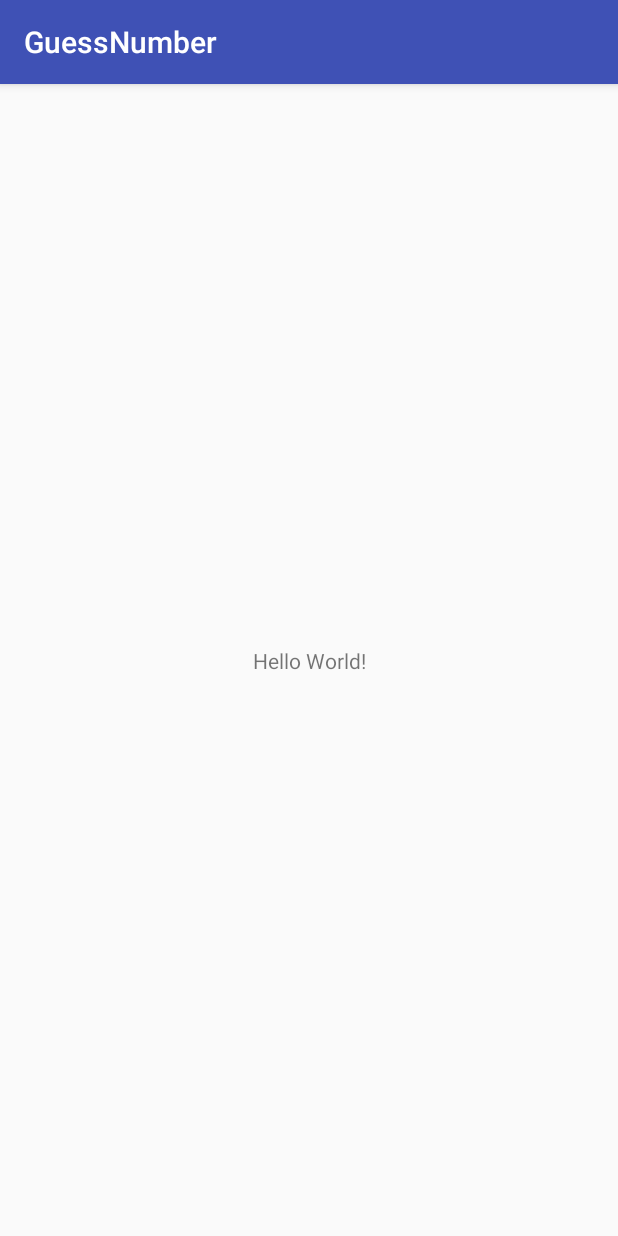
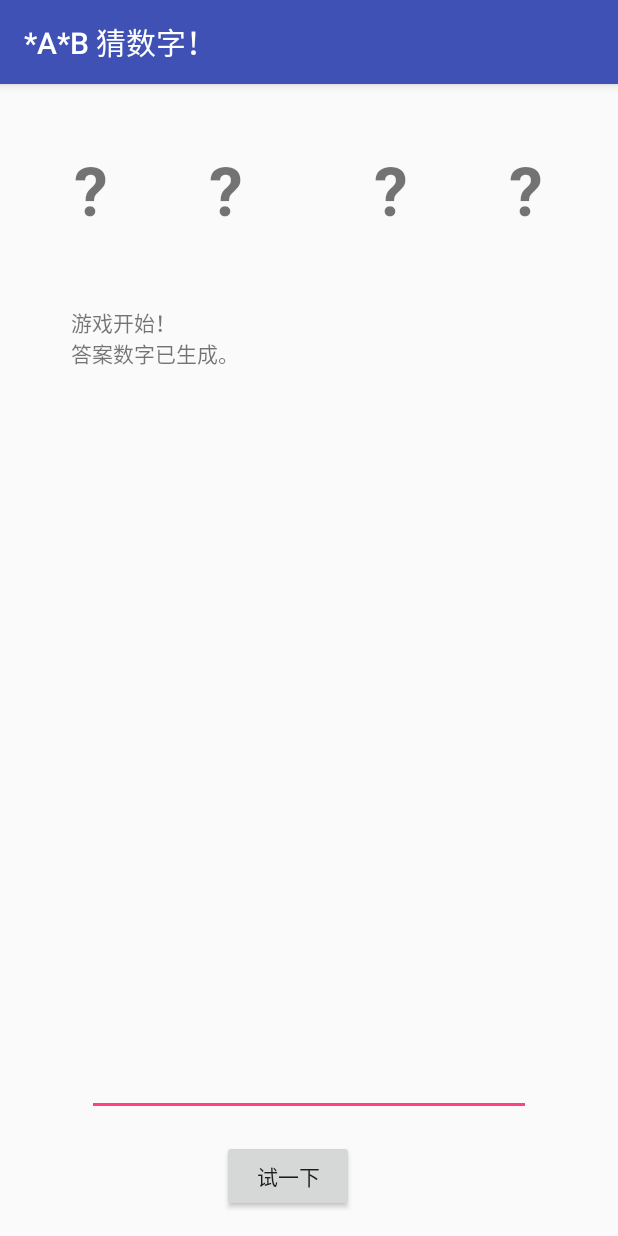
Before and after one commit to wuhan005/GuessNumber-Game, an Android app: the screen it shows after launch (MainActivity), on a phone screen of 412 x 824 dp. Run offline under Robolectric (Android 15) with nearby library versions, the phone set to English and light mode, and no system bars.

Commit message:
UI初步完成

```diff
--- a/app/src/main/java/cc/wuhan5/guessnumber/MainActivity.java
+++ b/app/src/main/java/cc/wuhan5/guessnumber/MainActivity.java
@@ -2,12 +2,77 @@ package cc.wuhan5.guessnumber;
 
 import android.support.v7.app.AppCompatActivity;
 import android.os.Bundle;
+import android.util.Log;
+import android.view.View;
+import android.widget.Button;
+import android.widget.TextView;
+
+import java.lang.reflect.Array;
+import java.util.Arrays;
+import java.util.Collections;
+import java.util.List;
 
 public class MainActivity extends AppCompatActivity {
+
+    private TextView ansText1, ansText2, ansText3, ansText4;
+    private Button sumbitButton;
+    private TextView logText;
+
+    private Number[] numberArray;
 
     @Override
     protected void onCreate(Bundle savedInstanceState) {
         super.onCreate(savedInstanceState);
         setContentView(R.layout.activity_main);
+
+        InitUI();
+        InitNumber();
+
+        sumbitButton.setOnClickListener(new View.OnClickListener() {
+            @Override
+            public void onClick(View v) {
+
+            }
+        });
+
+    }
+
+    //初始化UI
+    private void InitUI(){
+        ansText1 = findViewById(R.id.ansNum1);
+        ansText2 = findViewById(R.id.ansNum2);
+        ansText3 = findViewById(R.id.ansNum3);
+        ansText4 = findViewById(R.id.ansNum4);
+
+        //答案框全部显示为问号
+        ansText1.setText("?");
+        ansText2.setText("?");
+        ansText3.setText("?");
+        ansText4.setText("?");
+
+        logText = findViewById(R.id.logText);
+
+        sumbitButton = findViewById(R.id.submitButton);
+
+        addLog("游戏开始！");
+    }
+
+    private void InitNumber(){
+        numberArray = new Number[]{0, 1, 2, 3, 4, 5, 6, 7, 8, 9};
+
+        //Array 转化为 List
+        List numberList = Arrays.asList(numberArray);
+        //随机打乱
+        Collections.shuffle(numberList);
+
+        Log.v("aa", numberList.get(0).toString());
+
+        addLog("答案数字已生成。");
+
+    }
+
+    //添加提示框信息
+    private void addLog(String inputText){
+        logText.setText(logText.getText() + "\n" + inputText);
     }
 }
--- a/app/src/main/res/layout/activity_main.xml
+++ b/app/src/main/res/layout/activity_main.xml
@@ -7,12 +7,105 @@
     tools:context=".MainActivity">
 
     <TextView
+        android:id="@+id/ansNum4"
+        android:layout_width="58dp"
+        android:layout_height="58dp"
+        android:layout_marginEnd="32dp"
+        android:layout_marginRight="32dp"
+        android:layout_marginTop="40dp"
+        android:gravity="center_horizontal"
+        android:textSize="45sp"
+        android:textStyle="bold"
+        app:layout_constraintEnd_toEndOf="parent"
+        app:layout_constraintTop_toTopOf="parent" />
+
+    <TextView
+        android:id="@+id/ansNum3"
+        android:layout_width="58dp"
+        android:layout_height="58dp"
+        android:layout_marginEnd="32dp"
+        android:layout_marginRight="32dp"
+        android:layout_marginTop="40dp"
+        android:gravity="center_horizontal"
+        android:textSize="45sp"
+        android:textStyle="bold"
+        app:layout_constraintEnd_toStartOf="@+id/ansNum4"
+        app:layout_constraintTop_toTopOf="parent" />
+
+    <TextView
+        android:id="@+id/ansNum2"
+        android:layout_width="58dp"
+        android:layout_height="58dp"
+        android:layout_marginLeft="32dp"
+        android:layout_marginStart="32dp"
+        android:layout_marginTop="40dp"
+        android:gravity="center_horizontal"
+        android:textSize="45sp"
+        android:textStyle="bold"
+        app:layout_constraintStart_toEndOf="@+id/ansNum1"
+        app:layout_constraintTop_toTopOf="parent" />
+
+    <TextView
+        android:id="@+id/ansNum1"
+        android:layout_width="58dp"
+        android:layout_height="58dp"
+        android:layout_marginLeft="32dp"
+        android:layout_marginStart="32dp"
+        android:layout_marginTop="40dp"
+        android:gravity="center_horizontal"
+        android:textSize="45sp"
+        android:textStyle="bold"
+        app:layout_constraintStart_toStartOf="parent"
+        app:layout_constraintTop_toTopOf="parent" />
+
+    <EditText
+        android:id="@+id/inputNum"
+        android:layout_width="296dp"
+        android:layout_height="72dp"
+        android:layout_marginBottom="80dp"
+        android:layout_marginEnd="32dp"
+        android:layout_marginLeft="32dp"
+        android:layout_marginRight="32dp"
+        android:layout_marginStart="32dp"
+        android:ems="10"
+        android:gravity="center_horizontal"
+        android:inputType="number"
+        android:textSize="45sp"
+        app:layout_constraintBottom_toBottomOf="parent"
+        app:layout_constraintEnd_toEndOf="parent"
+        app:layout_constraintStart_toStartOf="parent" />
+
+    <Button
+        android:id="@+id/submitButton"
         android:layout_width="wrap_content"
         android:layout_height="wrap_content"
-        android:text="Hello World!"
+        android:layout_marginBottom="16dp"
+        android:layout_marginEnd="8dp"
+        android:layout_marginLeft="148dp"
+        android:layout_marginRight="8dp"
+        android:layout_marginStart="148dp"
+        android:layout_marginTop="20dp"
+        android:text="试一下"
         app:layout_constraintBottom_toBottomOf="parent"
-        app:layout_constraintLeft_toLeftOf="parent"
-        app:layout_constraintRight_toRightOf="parent"
-        app:layout_constraintTop_toTopOf="parent" />
+        app:layout_constraintEnd_toEndOf="parent"
+        app:layout_constraintHorizontal_bias="0.0"
+        app:layout_constraintStart_toStartOf="parent"
+        app:layout_constraintTop_toBottomOf="@+id/inputNum"
+        app:layout_constraintVertical_bias="1.0" />
 
+    <TextView
+        android:id="@+id/logText"
+        android:layout_width="318dp"
+        android:layout_height="188dp"
+        android:layout_marginBottom="8dp"
+        android:layout_marginEnd="8dp"
+        android:layout_marginLeft="8dp"
+        android:layout_marginRight="8dp"
+        android:layout_marginStart="8dp"
+        android:layout_marginTop="130dp"
+        app:layout_constraintBottom_toTopOf="@+id/inputNum"
+        app:layout_constraintEnd_toEndOf="parent"
+        app:layout_constraintStart_toStartOf="parent"
+        app:layout_constraintTop_toTopOf="parent"
+        app:layout_constraintVertical_bias="0.0" />
 </android.support.constraint.ConstraintLayout>
--- a/app/src/main/res/values/strings.xml
+++ b/app/src/main/res/values/strings.xml
@@ -1,3 +1,3 @@
 <resources>
-    <string name="app_name">GuessNumber</string>
+    <string name="app_name">*A*B 猜数字！</string>
 </resources>
```
